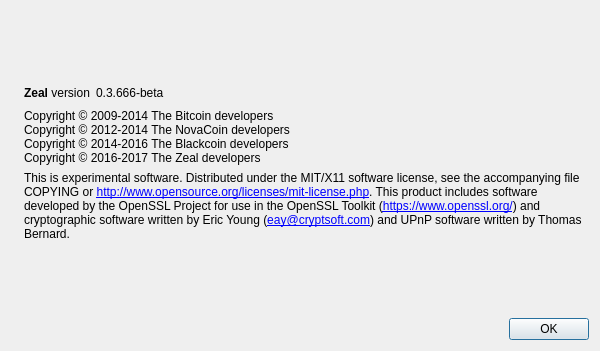
The window that src/qt/forms/aboutdialog.ui (zealdeal/zeal) describes before a commit, drawn with Qt 5.
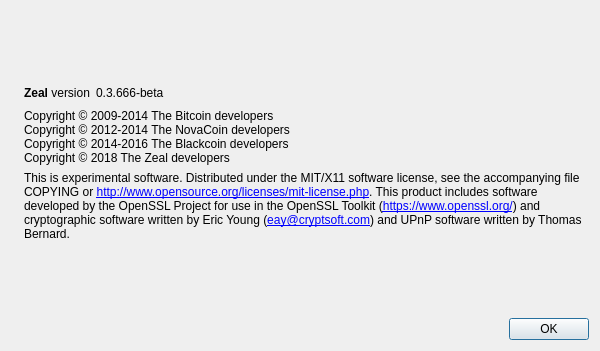
The same window after the commit. Icons and pictures are not drawn.

```diff
--- a/src/qt/forms/aboutdialog.ui
+++ b/src/qt/forms/aboutdialog.ui
@@ -100,7 +100,7 @@
         <string>Copyright © 2009-2014 The Bitcoin developers
 Copyright © 2012-2014 The NovaCoin developers
 Copyright © 2014-2016 The Blackcoin developers
-Copyright © 2016-2017 The Zeal developers</string>
+Copyright © 2018 The Zeal developers</string>
        </property>
        <property name="textInteractionFlags">
         <set>Qt::LinksAccessibleByMouse|Qt::TextSelectableByKeyboard|Qt::TextSelectableByMouse</set>
```
